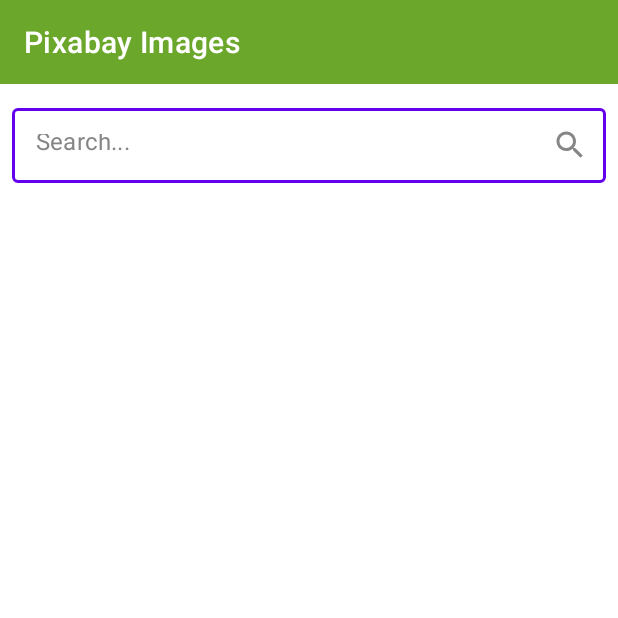
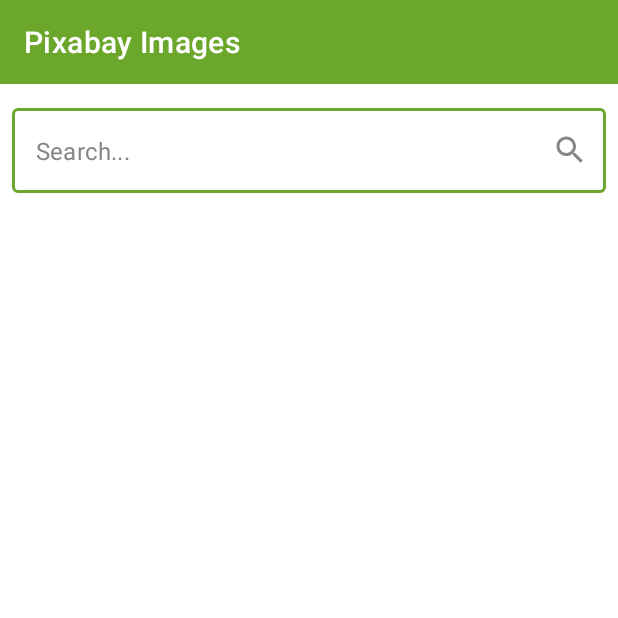
Before and after one commit to joelkanyi/AdanianAndroidTest, an Android app: the screen it shows after launch (MainActivity), on a phone screen of 412 x 824 dp, the top half of it. Run offline under Robolectric (Android 15) with nearby library versions, the phone set to English and light mode, and no system bars; our stand-ins replace Dagger/Hilt's generated code, Room's generated code, navigation-ui; pictures from the network do not load.

Commit message:
fixed some minor issues

```diff
--- a/app/src/main/java/com/kanyideveloper/adanianandroidtest/domain/repository/ImageRepositoryImpl.kt
+++ b/app/src/main/java/com/kanyideveloper/adanianandroidtest/data/repository/ImageRepositoryImpl.kt
@@ -1,9 +1,9 @@
-package com.kanyideveloper.adanianandroidtest.domain.repository
+package com.kanyideveloper.adanianandroidtest.data.repository
 
 import com.kanyideveloper.adanianandroidtest.data.local.ImageDao
 import com.kanyideveloper.adanianandroidtest.data.remote.PixabayApi
-import com.kanyideveloper.adanianandroidtest.data.repository.ImageRepository
 import com.kanyideveloper.adanianandroidtest.domain.model.Image
+import com.kanyideveloper.adanianandroidtest.domain.repository.ImageRepository
 import com.kanyideveloper.adanianandroidtest.util.Resource
 import kotlinx.coroutines.flow.Flow
 import kotlinx.coroutines.flow.flow
--- a/app/src/main/java/com/kanyideveloper/adanianandroidtest/di/AppModule.kt
+++ b/app/src/main/java/com/kanyideveloper/adanianandroidtest/di/AppModule.kt
@@ -4,9 +4,9 @@ import android.app.Application
 import androidx.room.Room
 import com.kanyideveloper.adanianandroidtest.data.local.ImageDatabase
 import com.kanyideveloper.adanianandroidtest.data.remote.PixabayApi
-import com.kanyideveloper.adanianandroidtest.data.repository.ImageRepository
+import com.kanyideveloper.adanianandroidtest.domain.repository.ImageRepository
 import com.kanyideveloper.adanianandroidtest.data.util.Constants.BASE_URL
-import com.kanyideveloper.adanianandroidtest.domain.repository.ImageRepositoryImpl
+import com.kanyideveloper.adanianandroidtest.data.repository.ImageRepositoryImpl
 import com.kanyideveloper.adanianandroidtest.domain.use_case.GetImages
 import dagger.Module
 import dagger.Provides
--- a/app/src/main/java/com/kanyideveloper/adanianandroidtest/domain/use_case/GetImages.kt
+++ b/app/src/main/java/com/kanyideveloper/adanianandroidtest/domain/use_case/GetImages.kt
@@ -1,6 +1,6 @@
 package com.kanyideveloper.adanianandroidtest.domain.use_case
 
-import com.kanyideveloper.adanianandroidtest.data.repository.ImageRepository
+import com.kanyideveloper.adanianandroidtest.domain.repository.ImageRepository
 import com.kanyideveloper.adanianandroidtest.domain.model.Image
 import com.kanyideveloper.adanianandroidtest.util.Resource
 import kotlinx.coroutines.flow.Flow
--- a/app/src/main/java/com/kanyideveloper/adanianandroidtest/presentation/images/ImagesFragment.kt
+++ b/app/src/main/java/com/kanyideveloper/adanianandroidtest/presentation/images/ImagesFragment.kt
@@ -49,7 +49,7 @@ class ImagesFragment : Fragment() {
 
     private fun setUpObserver(searchString: String) {
         viewLifecycleOwner.lifecycleScope.launchWhenStarted {
-            viewModel.onSearch(searchString).collect { result ->
+            viewModel.onSearch(searchString.trim()).collect { result ->
                 when (result) {
                     is Resource.Success -> {
                         binding.imagesProgressBar.isVisible = false
--- a/app/src/main/res/layout/fragment_images.xml
+++ b/app/src/main/res/layout/fragment_images.xml
@@ -10,7 +10,7 @@
         android:id="@+id/searchView"
         style="@style/Widget.MaterialComponents.TextInputLayout.OutlinedBox"
         android:layout_width="0dp"
-        android:layout_height="50dp"
+        android:layout_height="wrap_content"
         android:layout_marginStart="8dp"
         android:layout_marginTop="16dp"
         android:layout_marginEnd="8dp"
--- a/app/src/main/res/values-night/themes.xml
+++ b/app/src/main/res/values-night/themes.xml
@@ -2,8 +2,8 @@
     <!-- Base application theme. -->
     <style name="Theme.AdanianAndroidTest" parent="Theme.MaterialComponents.DayNight.NoActionBar">
         <!-- Primary brand color. -->
-        <item name="colorPrimary">@color/purple_500</item>
-        <item name="colorPrimaryVariant">@color/purple_700</item>
+        <item name="colorPrimary">@color/main</item>
+        <item name="colorPrimaryVariant">@color/main</item>
         <item name="colorOnPrimary">@color/white</item>
         <!-- Secondary brand color. -->
         <item name="colorSecondary">@color/teal_200</item>
--- a/app/src/main/res/values/themes.xml
+++ b/app/src/main/res/values/themes.xml
@@ -2,8 +2,8 @@
     <!-- Base application theme. -->
     <style name="Theme.AdanianAndroidTest" parent="Theme.MaterialComponents.DayNight.NoActionBar">
         <!-- Primary brand color. -->
-        <item name="colorPrimary">@color/purple_500</item>
-        <item name="colorPrimaryVariant">@color/purple_700</item>
+        <item name="colorPrimary">@color/main</item>
+        <item name="colorPrimaryVariant">@color/main</item>
         <item name="colorOnPrimary">@color/white</item>
         <!-- Secondary brand color. -->
         <item name="colorSecondary">@color/teal_200</item>
```
Also changed, not shown: app/src/main/java/com/kanyideveloper/adanianandroidtest/domain/repository/ImageRepository.kt (renamed from app/src/main/java/com/kanyideveloper/adanianandroidtest/data/repository/ImageRepository.kt, +1 -2 lines), 2 other files.
